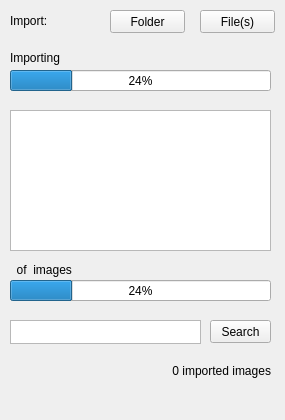
Above: image_searcher_dockwidget_base.ui from Serkhani/imageviewer before the change. Below: the same form after it.
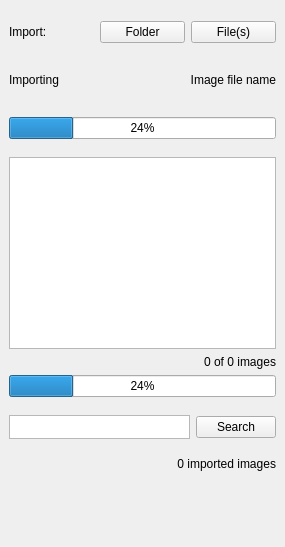
That is the form after the change.

Commit message: added visibility checks for initialization

The edit to the form file:
```diff
--- a/image_searcher_dockwidget_base.ui
+++ b/image_searcher_dockwidget_base.ui
@@ -7,64 +7,167 @@
     <x>0</x>
     <y>0</y>
     <width>285</width>
-    <height>420</height>
+    <height>547</height>
    </rect>
   </property>
   <property name="windowTitle">
    <string>Image Searcher</string>
   </property>
   <widget class="QWidget" name="dockWidgetContents">
+   <layout class="QVBoxLayout" name="verticalLayout">
+    <item>
+     <layout class="QHBoxLayout" name="horizontalLayout">
+      <property name="sizeConstraint">
+       <enum>QLayout::SetMaximumSize</enum>
+      </property>
+      <property name="topMargin">
+       <number>12</number>
+      </property>
+      <property name="bottomMargin">
+       <number>12</number>
+      </property>
+      <item>
    <widget class="QLabel" name="importLabel">
-    <property name="geometry">
-     <rect>
-      <x>10</x>
-      <y>10</y>
-      <width>36</width>
-      <height>21</height>
-     </rect>
-    </property>
     <property name="text">
      <string>Import:</string>
     </property>
    </widget>
+      </item>
+      <item>
    <widget class="QPushButton" name="folderPushButton">
-    <property name="geometry">
-     <rect>
-      <x>110</x>
-      <y>10</y>
-      <width>75</width>
-      <height>23</height>
-     </rect>
-    </property>
     <property name="text">
      <string>Folder</string>
     </property>
    </widget>
+      </item>
+      <item>
    <widget class="QPushButton" name="filePushButton">
-    <property name="geometry">
-     <rect>
-      <x>200</x>
-      <y>10</y>
-      <width>75</width>
-      <height>23</height>
-     </rect>
-    </property>
     <property name="text">
      <string>File(s)</string>
     </property>
    </widget>
+      </item>
+     </layout>
+    </item>
+    <item>
+     <layout class="QHBoxLayout" name="horizontalLayout_2">
+      <property name="topMargin">
+       <number>12</number>
+      </property>
+      <property name="bottomMargin">
+       <number>12</number>
+      </property>
+      <item>
+       <widget class="QLabel" name="importingLabel">
+        <property name="sizePolicy">
+         <sizepolicy hsizetype="Minimum" vsizetype="Preferred">
+          <horstretch>0</horstretch>
+          <verstretch>0</verstretch>
+         </sizepolicy>
+        </property>
+        <property name="text">
+         <string>Importing </string>
+        </property>
+       </widget>
+      </item>
+      <item>
+       <widget class="QLabel" name="imageName">
+        <property name="sizePolicy">
+         <sizepolicy hsizetype="MinimumExpanding" vsizetype="Preferred">
+          <horstretch>0</horstretch>
+          <verstretch>0</verstretch>
+         </sizepolicy>
+        </property>
+        <property name="text">
+         <string>Image file name</string>
+        </property>
+        <property name="alignment">
+         <set>Qt::AlignRight|Qt::AlignTrailing|Qt::AlignVCenter</set>
+        </property>
+       </widget>
+      </item>
+     </layout>
+    </item>
+    <item>
+     <layout class="QHBoxLayout" name="horizontalLayout_3">
+      <property name="topMargin">
+       <number>12</number>
+      </property>
+      <property name="bottomMargin">
+       <number>12</number>
+      </property>
+      <item>
+       <widget class="QProgressBar" name="indProgressBar">
+        <property name="sizePolicy">
+         <sizepolicy hsizetype="Expanding" vsizetype="Maximum">
+          <horstretch>0</horstretch>
+          <verstretch>0</verstretch>
+         </sizepolicy>
+        </property>
+        <property name="minimumSize">
+         <size>
+          <width>70</width>
+          <height>0</height>
+         </size>
+        </property>
+        <property name="cursor">
+         <cursorShape>WaitCursor</cursorShape>
+        </property>
+        <property name="value">
+         <number>24</number>
+        </property>
+       </widget>
+      </item>
+     </layout>
+    </item>
+    <item>
+     <widget class="QGraphicsView" name="graphicsView"/>
+    </item>
+    <item>
+     <widget class="QLabel" name="overallImgProgress">
+      <property name="text">
+       <string>0 of 0 images</string>
+      </property>
+      <property name="alignment">
+       <set>Qt::AlignRight|Qt::AlignTrailing|Qt::AlignVCenter</set>
+      </property>
+     </widget>
+    </item>
+    <item>
+     <widget class="QProgressBar" name="overallProgressBar">
+      <property name="sizePolicy">
+       <sizepolicy hsizetype="Expanding" vsizetype="Maximum">
+        <horstretch>0</horstretch>
+        <verstretch>0</verstretch>
+       </sizepolicy>
+      </property>
+      <property name="minimumSize">
+       <size>
+        <width>50</width>
+        <height>0</height>
+       </size>
+      </property>
+      <property name="cursor">
+       <cursorShape>WaitCursor</cursorShape>
+      </property>
+      <property name="value">
+       <number>24</number>
+      </property>
+     </widget>
+    </item>
+    <item>
+     <layout class="QHBoxLayout" name="horizontalLayout_4">
+      <property name="topMargin">
+       <number>12</number>
+      </property>
+      <property name="bottomMargin">
+       <number>12</number>
+      </property>
+      <item>
    <widget class="QTextEdit" name="searchTextEdit">
     <property name="enabled">
      <bool>true</bool>
     </property>
-    <property name="geometry">
-     <rect>
-      <x>10</x>
-      <y>320</y>
-      <width>191</width>
-      <height>24</height>
-     </rect>
-    </property>
     <property name="sizePolicy">
      <sizepolicy hsizetype="Expanding" vsizetype="Fixed">
       <horstretch>0</horstretch>
@@ -90,133 +193,18 @@
      <string extracomment="eg: person"/>
     </property>
    </widget>
+      </item>
+      <item>
    <widget class="QPushButton" name="searchPushButton">
-    <property name="geometry">
-     <rect>
-      <x>210</x>
-      <y>320</y>
-      <width>61</width>
-      <height>23</height>
-     </rect>
-    </property>
     <property name="text">
      <string>Search</string>
     </property>
    </widget>
-   <widget class="QProgressBar" name="indProgressBar">
-    <property name="geometry">
-     <rect>
-      <x>10</x>
-      <y>70</y>
-      <width>261</width>
-      <height>21</height>
-     </rect>
-    </property>
-    <property name="sizePolicy">
-     <sizepolicy hsizetype="Maximum" vsizetype="Maximum">
-      <horstretch>0</horstretch>
-      <verstretch>0</verstretch>
-     </sizepolicy>
-    </property>
-    <property name="minimumSize">
-     <size>
-      <width>50</width>
-      <height>0</height>
-     </size>
-    </property>
-    <property name="cursor">
-     <cursorShape>WaitCursor</cursorShape>
-    </property>
-    <property name="value">
-     <number>24</number>
-    </property>
-   </widget>
-   <widget class="QLabel" name="label">
-    <property name="geometry">
-     <rect>
-      <x>10</x>
-      <y>50</y>
-      <width>51</width>
-      <height>16</height>
-     </rect>
-    </property>
-    <property name="text">
-     <string>Importing </string>
-    </property>
-   </widget>
-   <widget class="QLabel" name="imageName">
-    <property name="geometry">
-     <rect>
-      <x>90</x>
-      <y>50</y>
-      <width>51</width>
-      <height>16</height>
-     </rect>
-    </property>
-    <property name="text">
-     <string/>
-    </property>
-   </widget>
-   <widget class="QProgressBar" name="overallProgressBar">
-    <property name="geometry">
-     <rect>
-      <x>10</x>
-      <y>280</y>
-      <width>261</width>
-      <height>21</height>
-     </rect>
-    </property>
-    <property name="sizePolicy">
-     <sizepolicy hsizetype="Maximum" vsizetype="Maximum">
-      <horstretch>0</horstretch>
-      <verstretch>0</verstretch>
-     </sizepolicy>
-    </property>
-    <property name="minimumSize">
-     <size>
-      <width>50</width>
-      <height>0</height>
-     </size>
-    </property>
-    <property name="cursor">
-     <cursorShape>WaitCursor</cursorShape>
-    </property>
-    <property name="value">
-     <number>24</number>
-    </property>
-   </widget>
-   <widget class="QLabel" name="overallImgProgress">
-    <property name="geometry">
-     <rect>
-      <x>10</x>
-      <y>260</y>
-      <width>261</width>
-      <height>20</height>
-     </rect>
-    </property>
-    <property name="text">
-     <string>  of  images </string>
-    </property>
-   </widget>
-   <widget class="QGraphicsView" name="graphicsView">
-    <property name="geometry">
-     <rect>
-      <x>10</x>
-      <y>110</y>
-      <width>261</width>
-      <height>141</height>
-     </rect>
-    </property>
-   </widget>
+      </item>
+     </layout>
+    </item>
+    <item>
    <widget class="QLabel" name="numImportImg">
-    <property name="geometry">
-     <rect>
-      <x>10</x>
-      <y>360</y>
-      <width>261</width>
-      <height>21</height>
-     </rect>
-    </property>
     <property name="layoutDirection">
      <enum>Qt::LeftToRight</enum>
     </property>
@@ -227,6 +215,21 @@
      <set>Qt::AlignRight|Qt::AlignTrailing|Qt::AlignVCenter</set>
     </property>
    </widget>
+    </item>
+    <item>
+     <spacer name="verticalSpacer">
+      <property name="orientation">
+       <enum>Qt::Vertical</enum>
+      </property>
+      <property name="sizeHint" stdset="0">
+       <size>
+        <width>20</width>
+        <height>40</height>
+       </size>
+      </property>
+     </spacer>
+    </item>
+   </layout>
   </widget>
  </widget>
  <resources/>
```
Lines whose indentation alone changed are shown as unchanged. The commit also changes 2 other files.
